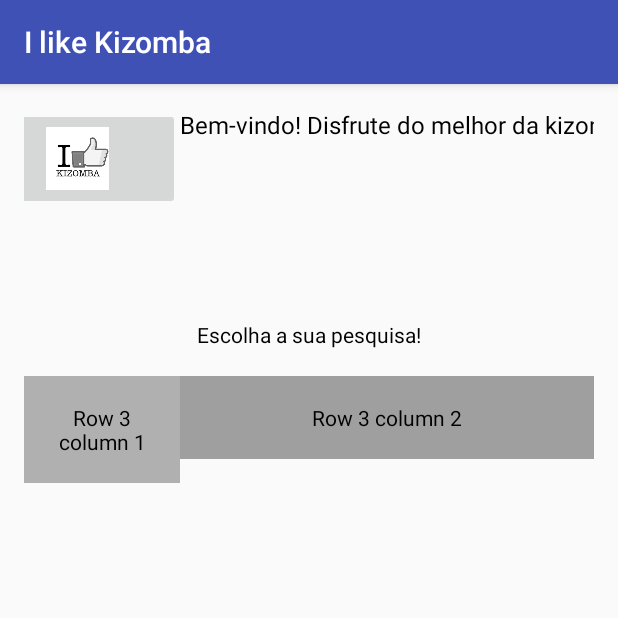
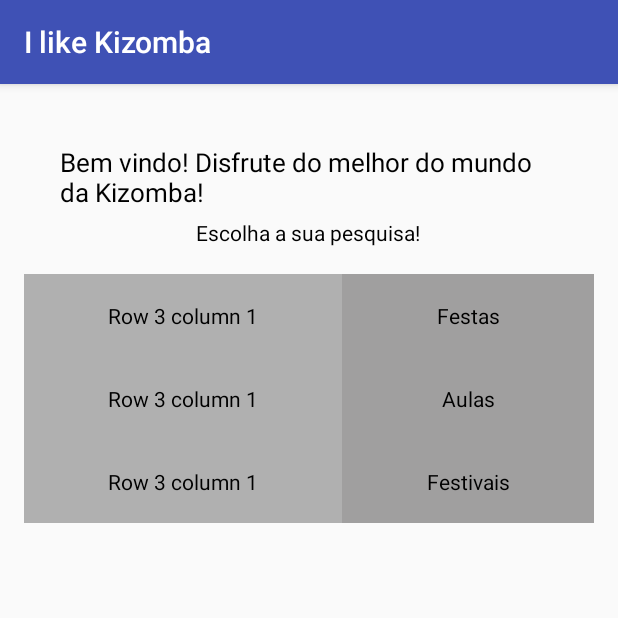
Before and after one commit to bernardo5/kizomba, an Android app: the screen it shows after launch (MainActivity), on a phone screen of 412 x 824 dp, the top half of it. Run offline under Robolectric (Android 15) with nearby library versions, the phone set to English and light mode, and no system bars.

Commit message:
homepage sem imagens

```diff
--- a/app/Kapp/app/src/main/java/com/example/bernardo/kapp/MainActivity.java
+++ b/app/Kapp/app/src/main/java/com/example/bernardo/kapp/MainActivity.java
@@ -15,10 +15,10 @@ public class MainActivity extends AppCompatActivity {
     protected void onCreate(Bundle savedInstanceState) {
         super.onCreate(savedInstanceState);
         setContentView(R.layout.activity_main);
-        addListenerOnButton();
+       /* addListenerOnButton();*/
     }
 
-    public void addListenerOnButton() {
+   /* public void addListenerOnButton() {
 
         imageButton = (ImageButton) findViewById(R.id.imageButton1);
 
@@ -34,5 +34,5 @@ public class MainActivity extends AppCompatActivity {
 
         });
 
-    }
+    }*/
 }
--- a/app/Kapp/app/src/main/res/layout/activity_main.xml
+++ b/app/Kapp/app/src/main/res/layout/activity_main.xml
@@ -8,6 +8,13 @@
     android:paddingRight="@dimen/activity_horizontal_margin"
     android:paddingTop="@dimen/activity_vertical_margin"
     tools:context="com.example.bernardo.kapp.MainActivity">
+
+    <TextView
+        android:layout_width="match_parent" android:layout_height="wrap_content"
+        android:text="Bem vindo! Disfrute do melhor do mundo da Kizomba!"  android:layout_span="4"
+        android:textSize="17sp"
+        android:padding="24dip"
+        android:textColor="#000"/>
 
     <TableLayout
         android:layout_width="match_parent"
@@ -21,34 +28,13 @@
             android:layout_width="fill_parent"
             android:gravity="center_horizontal">
 
-            <ImageButton
-                android:id="@+id/imageButton1"
-                android:layout_width="wrap_content"
-                android:src="@mipmap/ic_launcher"
-                android:layout_alignParentLeft="true"
-                android:layout_alignParentStart="true"
-                android:layout_alignParentTop="true"
-                android:layout_column="0" />
-
-            <TextView
-                android:layout_width="wrap_content"
-                android:textSize="16dp" android:text="Bem-vindo! Disfrute do melhor da kizomba!"
-                android:textColor="#000"
-                android:id="@+id/welcome1"
-                android:layout_column="2" />
-        </TableRow>
-
-        <TableRow
-            android:layout_height="wrap_content"
-            android:layout_width="fill_parent"
-            android:gravity="center_horizontal">
-
 
             <TextView
                 android:layout_width="match_parent" android:layout_height="wrap_content"
-                android:text=""  android:layout_span="4"
+                android:text=""
                 android:padding="18dip"
-                android:textColor="#000"/>
+                android:textColor="#000"
+                android:layout_column="8" />
 
 
         </TableRow>
@@ -76,13 +62,52 @@
             android:gravity="center_horizontal">
 
             <TextView
+                android:id="@+id/TextView01" android:text="Row 3 column 1"
+                android:layout_weight="1"  android:background="#b0b0b0"
+                android:textColor="#000000"
+                android:padding="18dip" android:gravity="center"/>
+
+            <TextView
+                android:id="@+id/TextView02" android:text="Festas"
+                android:layout_weight="1" android:background="#a09f9f"
+                android:textColor="#000000"
+                android:padding="18dip" android:gravity="center"
+                android:layout_column="2" />
+        </TableRow>
+
+        <TableRow
+            android:layout_height="wrap_content"
+            android:layout_width="fill_parent"
+            android:gravity="center_horizontal">
+
+            <TextView
                 android:id="@+id/TextView03" android:text="Row 3 column 1"
                 android:layout_weight="1"  android:background="#b0b0b0"
                 android:textColor="#000000"
                 android:padding="18dip" android:gravity="center"/>
 
             <TextView
-                android:id="@+id/TextView04" android:text="Row 3 column 2"
+                android:id="@+id/TextView04" android:text="Aulas"
+                android:layout_weight="1" android:background="#a09f9f"
+                android:textColor="#000000"
+                android:padding="18dip" android:gravity="center"
+                android:layout_column="2" />
+        </TableRow>
+
+
+        <TableRow
+            android:layout_height="wrap_content"
+            android:layout_width="fill_parent"
+            android:gravity="center_horizontal">
+
+            <TextView
+                android:id="@+id/TextView05" android:text="Row 3 column 1"
+                android:layout_weight="1"  android:background="#b0b0b0"
+                android:textColor="#000000"
+                android:padding="18dip" android:gravity="center"/>
+
+            <TextView
+                android:id="@+id/TextView06" android:text="Festivais"
                 android:layout_weight="1" android:background="#a09f9f"
                 android:textColor="#000000"
                 android:padding="18dip" android:gravity="center"
```
